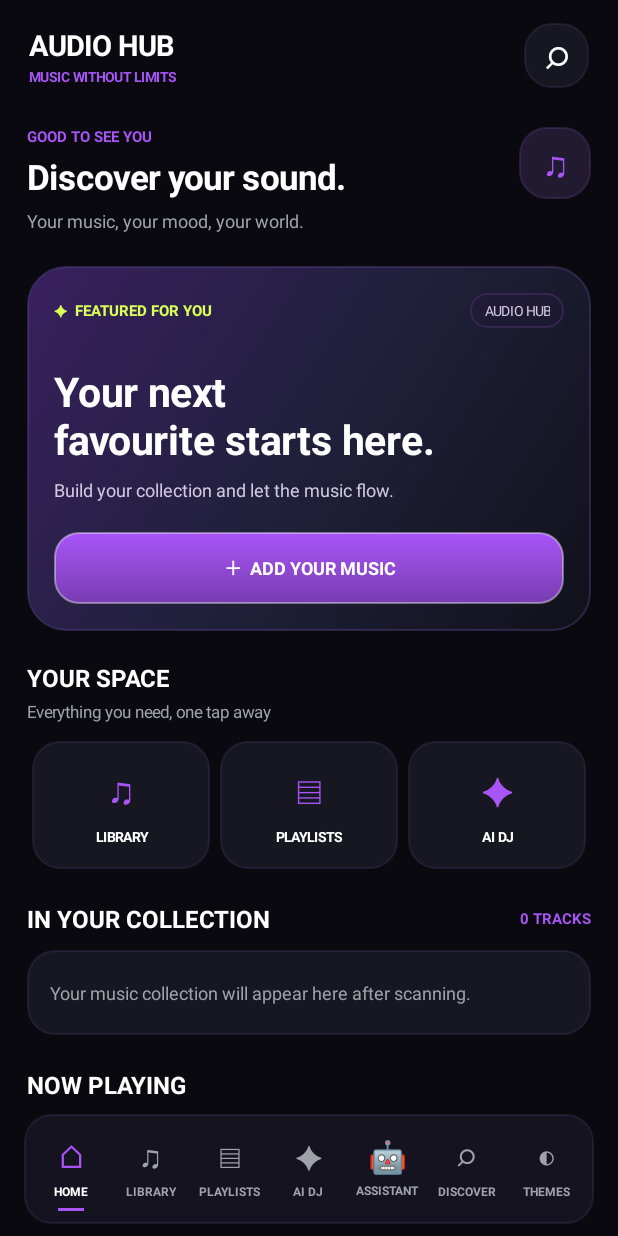
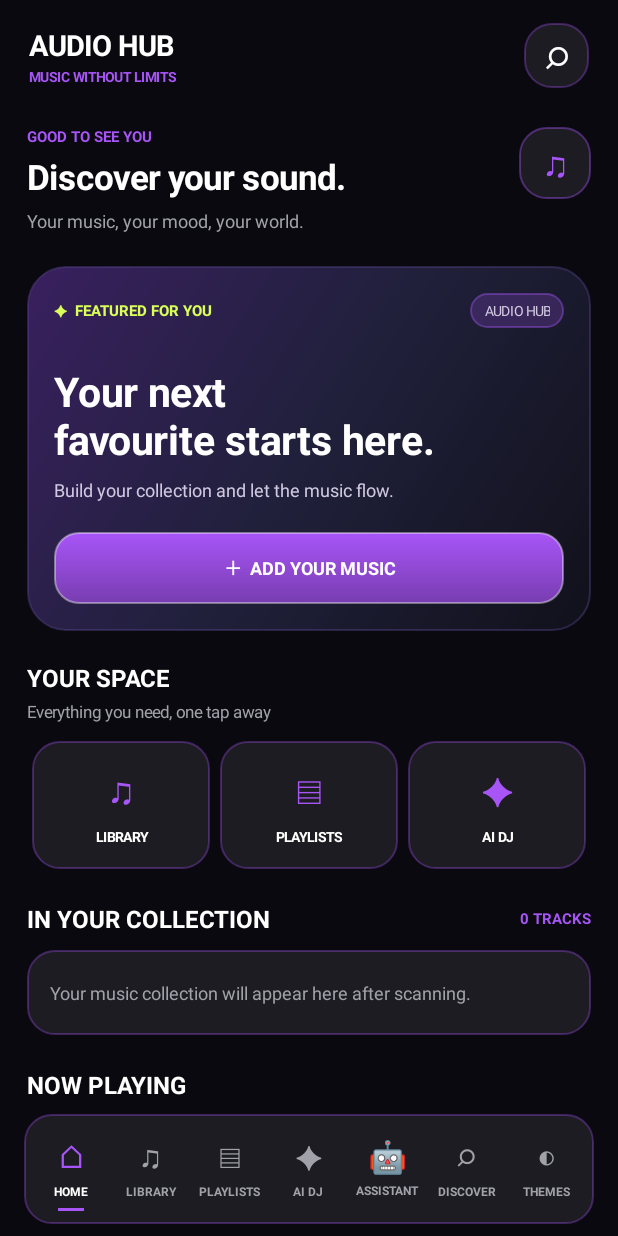
Before and after one commit to johnnyjohphotographer-source/-audio-hub, an Android app: the screen it shows after launch (MainActivity), on a phone screen of 412 x 824 dp. Run offline under Robolectric (Android 15) with nearby library versions, the phone set to English and light mode, and no system bars.

Commit message:
Make cards and play button follow selected theme

```diff
--- a/app/src/main/java/com/audiohub/music/MainActivity.java
+++ b/app/src/main/java/com/audiohub/music/MainActivity.java
@@ -310,7 +310,7 @@ public class MainActivity extends Activity {
             (int)(android.graphics.Color.blue(color) * 0.72f));
     }
 
-    GradientDrawable roundedCard(int color, int stroke) {
+    GradientDrawable roundedCardOld(int color, int stroke) {
         GradientDrawable shape = new GradientDrawable();
         shape.setColor(color);
         shape.setCornerRadius(dp(18));
@@ -318,6 +318,33 @@ public class MainActivity extends Activity {
         return shape;
     }
 
+    int mixColor(int a, int b, float t) {
+        return android.graphics.Color.rgb(
+            (int)(android.graphics.Color.red(a) * (1 - t) + android.graphics.Color.red(b) * t),
+            (int)(android.graphics.Color.green(a) * (1 - t) + android.graphics.Color.green(b) * t),
+            (int)(android.graphics.Color.blue(a) * (1 - t) + android.graphics.Color.blue(b) * t));
+    }
+
+    GradientDrawable roundedCard(int color, int stroke) {
+        boolean light = (android.graphics.Color.red(background)
+            + android.graphics.Color.green(background)
+            + android.graphics.Color.blue(background)) / 3 > 140;
+        int fill;
+        if (android.graphics.Color.alpha(color) < 0xFF) {
+            fill = (color & 0xFF000000) | (purple & 0x00FFFFFF);
+        } else if (color == 0xFF39205F || color == 0xFF29213B || color == 0xFF49336D) {
+            fill = mixColor(background, purple, 0.28f);
+        } else {
+            fill = mixColor(background, light ? 0xFF000000 : 0xFFFFFFFF, light ? 0.05f : 0.08f);
+        }
+        int line = (stroke & 0xFF000000) | (purple & 0x00FFFFFF);
+        GradientDrawable shape = new GradientDrawable();
+        shape.setColor(fill);
+        shape.setCornerRadius(dp(18));
+        shape.setStroke(dp(1), line);
+        return shape;
+    }
+
     void styleScreen() {
         if (content != null) styleViewTree(content);
     }
@@ -330,10 +357,10 @@ public class MainActivity extends Activity {
             b.setAllCaps(false);
             b.setTextSize(12);
             b.setTypeface(null, android.graphics.Typeface.BOLD);
-            b.setTextColor(primary ? 0xFF10130A : white);
+            b.setTextColor(primary ? ((android.graphics.Color.red(purple) + android.graphics.Color.green(purple) + android.graphics.Color.blue(purple)) / 3 > 110 ? 0xFF10130A : 0xFFFFFFFF) : white);
 
             int[] colors = primary
-                ? new int[]{0xFFD9FF58, 0xFFA5D52B}
+                ? new int[]{mixColor(purple, 0xFFFFFFFF, 0.25f), purple}
                 : new int[]{purple, darken(purple)};
 
             GradientDrawable shape = new GradientDrawable(
```
